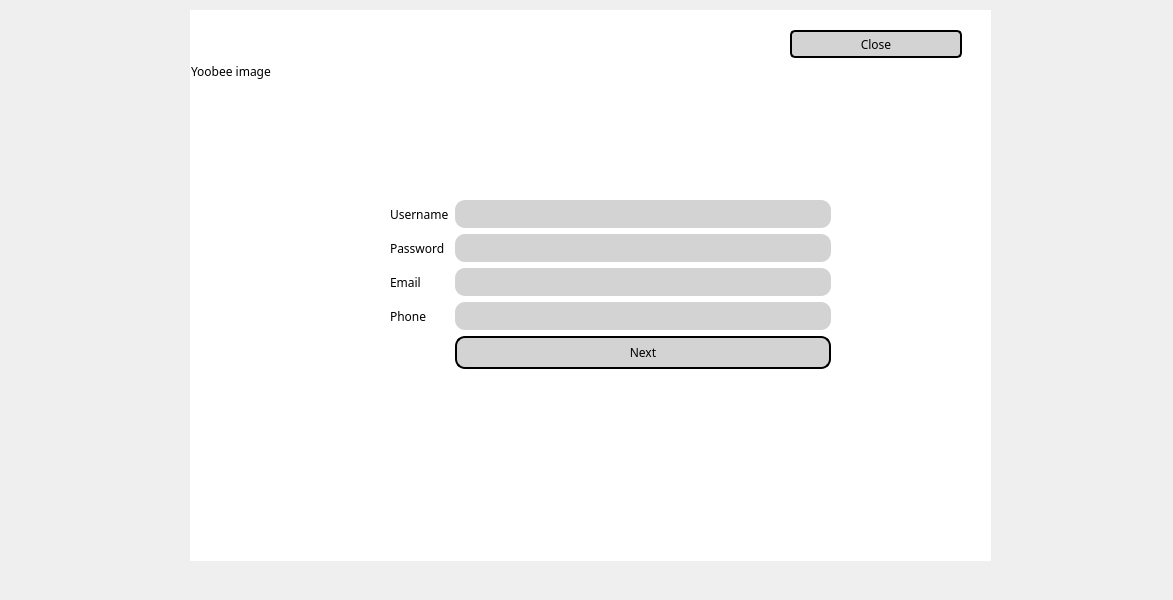
jandrealyn/LibraryQtSystem, file NewWindowChur/signupscreen.ui: the form before one commit.
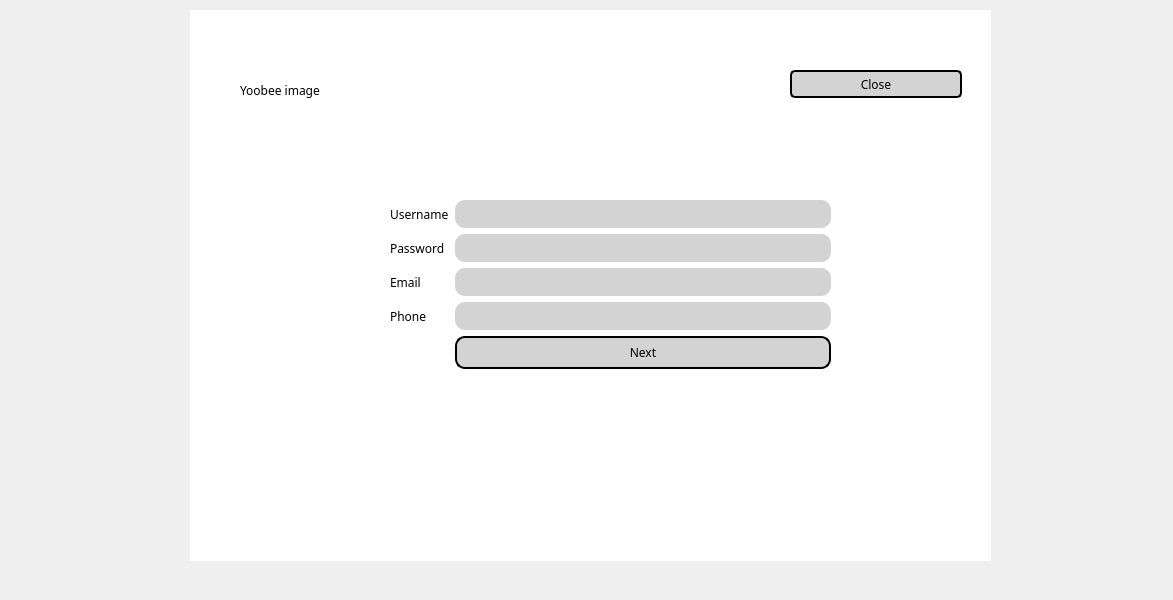
The form after the commit.

The edit to the form file:
```diff
--- a/NewWindowChur/signupscreen.ui
+++ b/NewWindowChur/signupscreen.ui
@@ -54,8 +54,8 @@
    <widget class="QLabel" name="img">
     <property name="geometry">
      <rect>
-      <x>1</x>
-      <y>1</y>
+      <x>50</x>
+      <y>20</y>
       <width>341</width>
       <height>121</height>
      </rect>
@@ -71,7 +71,7 @@
     <property name="geometry">
      <rect>
       <x>600</x>
-      <y>20</y>
+      <y>60</y>
       <width>172</width>
       <height>28</height>
      </rect>
```
